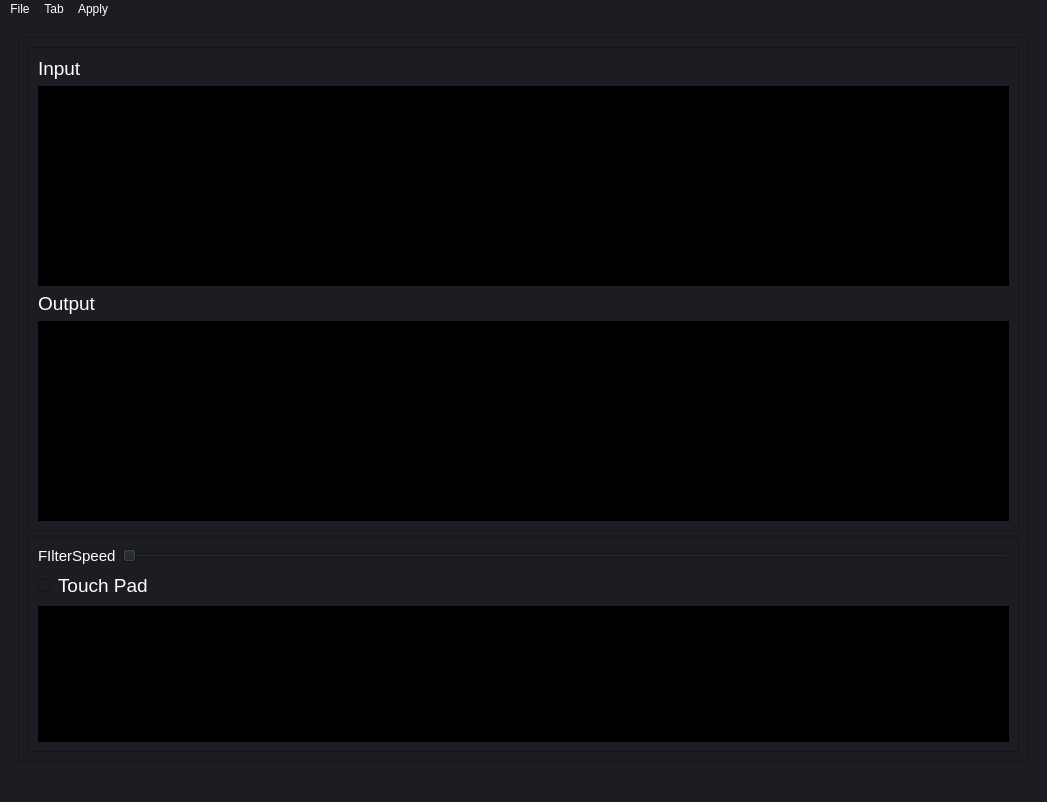
shehab400/Digital-filter-design, file task6/task6/mainWindow.ui: the form before one commit.
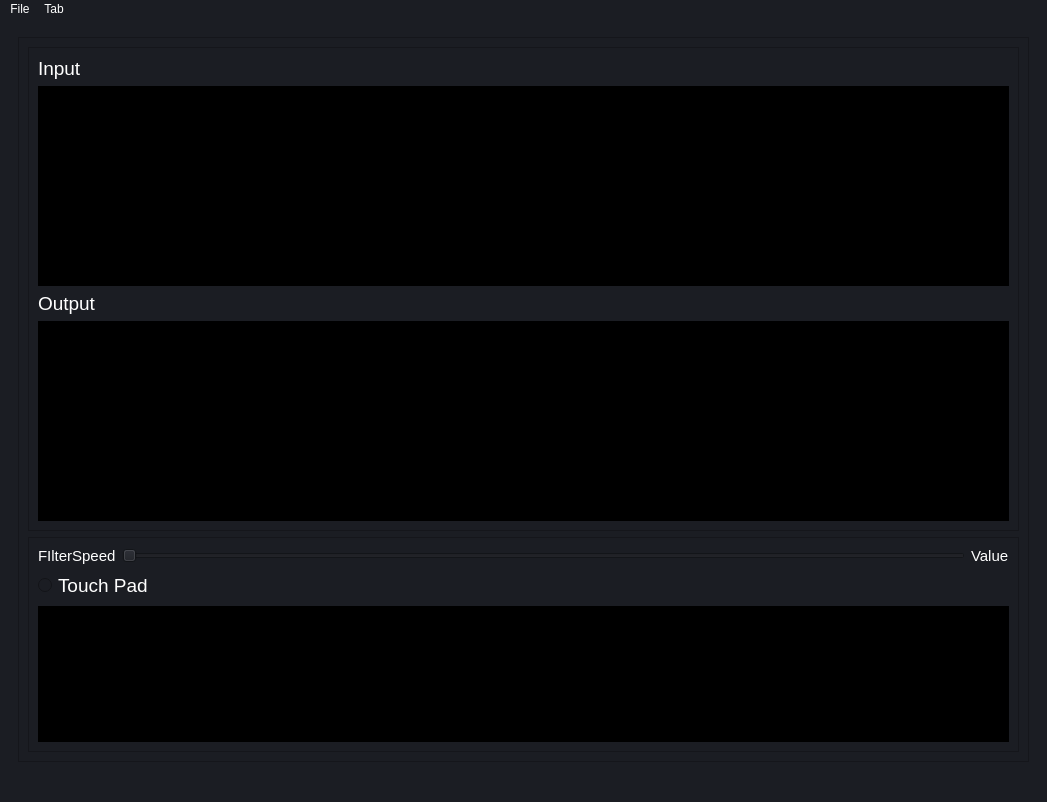
The form after the commit. The open tabs and pages were chosen to show the change. Custom widgets are drawn as their Qt base class.

Patch:
```diff
--- a/task6/task6/mainWindow.ui
+++ b/task6/task6/mainWindow.ui
@@ -21,7 +21,7 @@
     <item row="0" column="0">
      <widget class="QStackedWidget" name="stackedWidget">
       <property name="currentIndex">
-       <number>1</number>
+       <number>2</number>
       </property>
       <widget class="QWidget" name="DesignPage">
        <layout class="QGridLayout" name="gridLayout_2">
@@ -684,13 +684,6 @@
               <enum>QFrame::Raised</enum>
              </property>
              <layout class="QGridLayout" name="gridLayout_3">
-              <item row="0" column="1">
-               <widget class="QSlider" name="horizontalSlider">
-                <property name="orientation">
-                 <enum>Qt::Horizontal</enum>
-                </property>
-               </widget>
-              </item>
               <item row="1" column="0" colspan="2">
                <widget class="QRadioButton" name="Touchpadcheckbox">
                 <property name="font">
@@ -723,7 +716,7 @@
                 </property>
                </widget>
               </item>
-              <item row="2" column="0" colspan="2">
+              <item row="2" column="0" colspan="3">
                <widget class="QGraphicsView" name="Touchpad">
                 <property name="maximumSize">
                  <size>
@@ -736,11 +729,35 @@
                 </property>
                </widget>
               </item>
+              <item row="0" column="1">
+               <widget class="QSlider" name="horizontalSlider">
+                <property name="orientation">
+                 <enum>Qt::Horizontal</enum>
+                </property>
+               </widget>
+              </item>
+              <item row="0" column="2">
+               <widget class="QLabel" name="label_3">
+                <property name="font">
+                 <font>
+                  <pointsize>11</pointsize>
+                 </font>
+                </property>
+                <property name="styleSheet">
+                 <string notr="true">color:white;
+</string>
+                </property>
+                <property name="text">
+                 <string>Value</string>
+                </property>
+               </widget>
+              </item>
              </layout>
              <zorder>label_2</zorder>
              <zorder>horizontalSlider</zorder>
              <zorder>Touchpad</zorder>
              <zorder>Touchpadcheckbox</zorder>
+             <zorder>label_3</zorder>
             </widget>
            </item>
           </layout>
@@ -785,14 +802,8 @@
     <addaction name="actionDesign"/>
     <addaction name="actionApply"/>
    </widget>
-   <widget class="QMenu" name="menuApply">
-    <property name="title">
-     <string>Apply</string>
-    </property>
-   </widget>
    <addaction name="menuDesign"/>
    <addaction name="menuImplement"/>
-   <addaction name="menuApply"/>
   </widget>
   <widget class="QStatusBar" name="statusbar"/>
   <action name="actionOpen">
```
